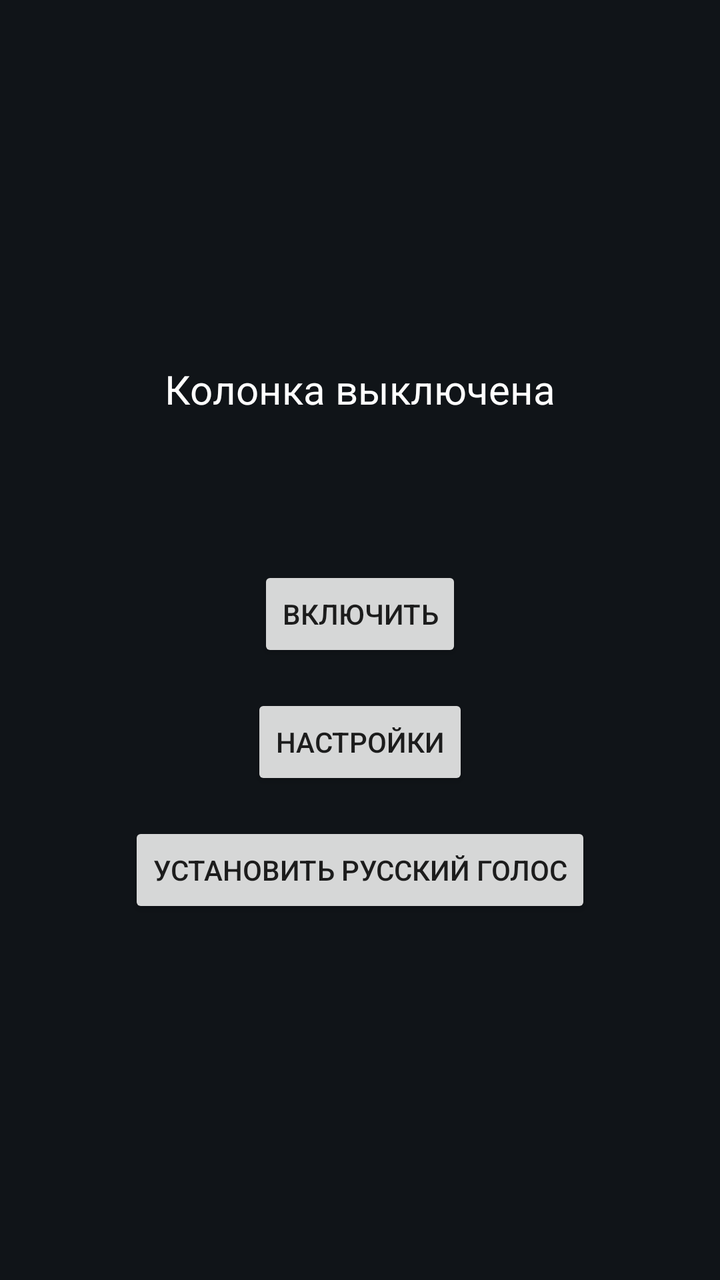
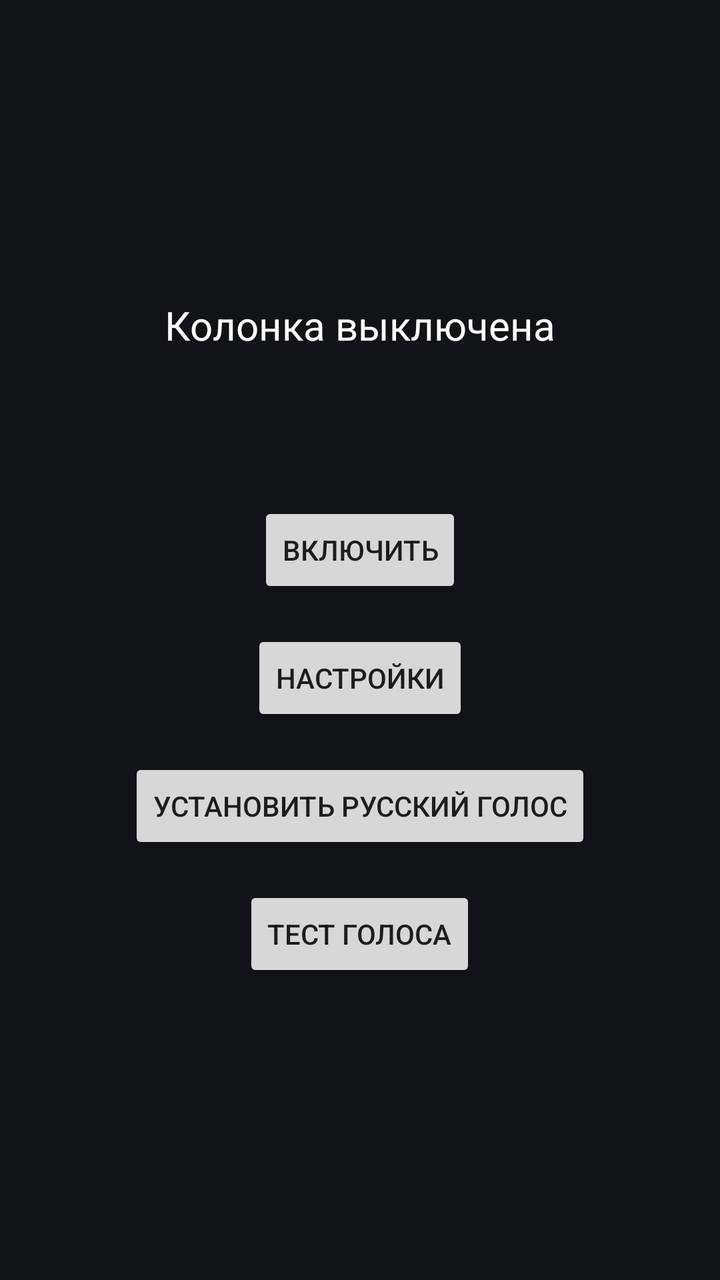

The first picture is an Android layout as it rendered before a commit; the second is the same layout after the commit. The layout source and the unified diff follow.
<!-- AndroidManifest.xml: application theme Theme.SmartSpeaker -->
<!-- res/layout/activity_main.xml -->
<?xml version="1.0" encoding="utf-8"?>
<LinearLayout xmlns:android="http://schemas.android.com/apk/res/android"
    android:layout_width="match_parent"
    android:layout_height="match_parent"
    android:orientation="vertical"
    android:gravity="center"
    android:padding="32dp"
    android:background="#101418">

    <TextView
        android:id="@+id/statusText"
        android:layout_width="wrap_content"
        android:layout_height="wrap_content"
        android:text="Колонка выключена"
        android:textColor="#FFFFFF"
        android:textSize="20sp"
        android:layout_marginBottom="24dp" />

    <TextView
        android:id="@+id/lastHeardText"
        android:layout_width="wrap_content"
        android:layout_height="wrap_content"
        android:text=""
        android:textColor="#8ecaff"
        android:textSize="14sp"
        android:layout_marginBottom="32dp" />

    <Button
        android:id="@+id/toggleButton"
        android:layout_width="wrap_content"
        android:layout_height="wrap_content"
        android:text="Включить" />

    <Button
        android:id="@+id/settingsButton"
        android:layout_width="wrap_content"
        android:layout_height="wrap_content"
        android:layout_marginTop="16dp"
        android:text="Настройки" />

    <Button
        android:id="@+id/installVoiceButton"
        android:layout_width="wrap_content"
        android:layout_height="wrap_content"
        android:layout_marginTop="16dp"
        android:text="Установить русский голос" />

</LinearLayout>
<!-- resources referenced by this layout -->
<resources>
  <style name="Theme.SmartSpeaker" parent="Theme.MaterialComponents.DayNight.NoActionBar">
          <item name="colorPrimary">#2196F3</item>
          <item name="colorPrimaryDark">#1976D2</item>
          <item name="colorAccent">#03A9F4</item>
      </style>
</resources>

<!-- the commit's change to res/layout/activity_main.xml (unified diff, before → after) -->
@@ -45,4 +45,11 @@
         android:layout_marginTop="16dp"
         android:text="Установить русский голос" />
 
+    <Button
+        android:id="@+id/testVoiceButton"
+        android:layout_width="wrap_content"
+        android:layout_height="wrap_content"
+        android:layout_marginTop="16dp"
+        android:text="Тест голоса" />
+
 </LinearLayout>
